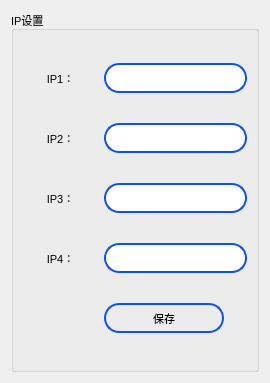
Qt form setting/setsystem/ipsettingdlg.ui (ChinaClever/BusBar-Qt) before a commit.
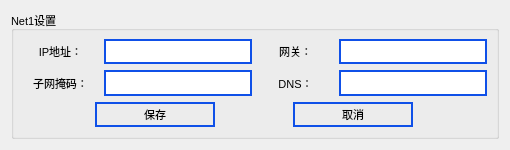
The same form after that commit.

```diff
--- a/setting/setsystem/ipsettingdlg.ui
+++ b/setting/setsystem/ipsettingdlg.ui
@@ -6,8 +6,8 @@
    <rect>
     <x>0</x>
     <y>0</y>
-    <width>270</width>
-    <height>383</height>
+    <width>510</width>
+    <height>150</height>
    </rect>
   </property>
   <property name="font">
@@ -39,10 +39,86 @@
       <string notr="true">QGroupBox{border:2px solid black;};</string>
      </property>
      <property name="title">
-      <string>IP设置</string>
+      <string>Net1设置</string>
      </property>
      <layout class="QGridLayout" name="gridLayout">
+      <item row="0" column="0">
+       <layout class="QHBoxLayout" name="horizontalLayout">
+        <item>
+         <widget class="QLabel" name="label">
+          <property name="minimumSize">
+           <size>
+            <width>75</width>
+            <height>25</height>
+           </size>
+          </property>
+          <property name="sizeIncrement">
+           <size>
+            <width>75</width>
+            <height>25</height>
+           </size>
+          </property>
+          <property name="text">
+           <string>IP地址：</string>
+          </property>
+          <property name="alignment">
+           <set>Qt::AlignCenter</set>
+          </property>
+         </widget>
+        </item>
+        <item>
+         <widget class="QLineEdit" name="IPlineEdit">
+          <property name="maximumSize">
+           <size>
+            <width>16777215</width>
+            <height>30</height>
+           </size>
+          </property>
+          <property name="styleSheet">
+           <string notr="true">QLineEdit{
+border:2px solid rgb(15,80,232);
+border-radius:15px
+}</string>
+          </property>
+         </widget>
+        </item>
+        <item>
+         <widget class="QLabel" name="label_3">
+          <property name="minimumSize">
+           <size>
+            <width>75</width>
+            <height>25</height>
+           </size>
+          </property>
+          <property name="text">
+           <string>网关：</string>
+          </property>
+          <property name="alignment">
+           <set>Qt::AlignCenter</set>
+          </property>
+         </widget>
+        </item>
+        <item>
+         <widget class="QLineEdit" name="GatewaylineEdit">
+          <property name="maximumSize">
+           <size>
+            <width>16777215</width>
+            <height>30</height>
+           </size>
+          </property>
+          <property name="styleSheet">
+           <string notr="true">QLineEdit{
+border:2px solid rgb(15,80,232);
+border-radius:15px
+}</string>
+          </property>
+         </widget>
+        </item>
+       </layout>
+      </item>
       <item row="1" column="0">
+       <layout class="QHBoxLayout" name="horizontalLayout_2">
+        <item>
        <widget class="QLabel" name="label_2">
         <property name="minimumSize">
          <size>
@@ -51,14 +127,30 @@
          </size>
         </property>
         <property name="text">
-         <string>IP2：</string>
+           <string>子网掩码：</string>
         </property>
         <property name="alignment">
          <set>Qt::AlignCenter</set>
         </property>
        </widget>
       </item>
-      <item row="3" column="0">
+        <item>
+         <widget class="QLineEdit" name="NetMasklineEdit">
+          <property name="maximumSize">
+           <size>
+            <width>16777215</width>
+            <height>30</height>
+           </size>
+          </property>
+          <property name="styleSheet">
+           <string notr="true">QLineEdit{
+border:2px solid rgb(15,80,232);
+border-radius:15px
+}</string>
+          </property>
+         </widget>
+        </item>
+        <item>
        <widget class="QLabel" name="label_4">
         <property name="minimumSize">
          <size>
@@ -67,15 +159,15 @@
          </size>
         </property>
         <property name="text">
-         <string>IP4：</string>
+           <string>DNS：</string>
         </property>
         <property name="alignment">
          <set>Qt::AlignCenter</set>
         </property>
        </widget>
       </item>
-      <item row="1" column="1">
-       <widget class="QLineEdit" name="IP2lineEdit">
+        <item>
+         <widget class="QLineEdit" name="DNSlineEdit">
         <property name="maximumSize">
          <size>
           <width>16777215</width>
@@ -90,93 +182,11 @@
         </property>
        </widget>
       </item>
-      <item row="2" column="1">
-       <widget class="QLineEdit" name="IP3lineEdit">
-        <property name="maximumSize">
-         <size>
-          <width>16777215</width>
-          <height>30</height>
-         </size>
-        </property>
-        <property name="styleSheet">
-         <string notr="true">QLineEdit{
-border:2px solid rgb(15,80,232);
-border-radius:15px
-}</string>
-        </property>
-       </widget>
-      </item>
-      <item row="0" column="0">
-       <widget class="QLabel" name="label">
-        <property name="minimumSize">
-         <size>
-          <width>75</width>
-          <height>25</height>
-         </size>
-        </property>
-        <property name="sizeIncrement">
-         <size>
-          <width>75</width>
-          <height>25</height>
-         </size>
-        </property>
-        <property name="text">
-         <string>IP1：</string>
-        </property>
-        <property name="alignment">
-         <set>Qt::AlignCenter</set>
-        </property>
-       </widget>
-      </item>
-      <item row="0" column="1">
-       <widget class="QLineEdit" name="IP1lineEdit">
-        <property name="maximumSize">
-         <size>
-          <width>16777215</width>
-          <height>30</height>
-         </size>
-        </property>
-        <property name="styleSheet">
-         <string notr="true">QLineEdit{
-border:2px solid rgb(15,80,232);
-border-radius:15px
-}</string>
-        </property>
-       </widget>
+       </layout>
       </item>
       <item row="2" column="0">
-       <widget class="QLabel" name="label_3">
-        <property name="minimumSize">
-         <size>
-          <width>75</width>
-          <height>25</height>
-         </size>
-        </property>
-        <property name="text">
-         <string>IP3：</string>
-        </property>
-        <property name="alignment">
-         <set>Qt::AlignCenter</set>
-        </property>
-       </widget>
-      </item>
-      <item row="3" column="1">
-       <widget class="QLineEdit" name="IP4lineEdit">
-        <property name="maximumSize">
-         <size>
-          <width>16777215</width>
-          <height>30</height>
-         </size>
-        </property>
-        <property name="styleSheet">
-         <string notr="true">QLineEdit{
-border:2px solid rgb(15,80,232);
-border-radius:15px
-}</string>
-        </property>
-       </widget>
-      </item>
-      <item row="4" column="1">
+       <layout class="QHBoxLayout" name="horizontalLayout_3">
+        <item>
        <widget class="QPushButton" name="saveBtn">
         <property name="minimumSize">
          <size>
@@ -200,6 +210,33 @@
          <string>保存</string>
         </property>
        </widget>
+        </item>
+        <item>
+         <widget class="QPushButton" name="cancelBtn">
+          <property name="minimumSize">
+           <size>
+            <width>0</width>
+            <height>0</height>
+           </size>
+          </property>
+          <property name="maximumSize">
+           <size>
+            <width>120</width>
+            <height>30</height>
+           </size>
+          </property>
+          <property name="styleSheet">
+           <string notr="true">QPushButton{
+border:2px solid rgb(15,80,232);
+border-radius:15px
+}</string>
+          </property>
+          <property name="text">
+           <string>取消</string>
+          </property>
+         </widget>
+        </item>
+       </layout>
       </item>
      </layout>
     </widget>
```
Lines whose indentation alone changed are shown as unchanged.
